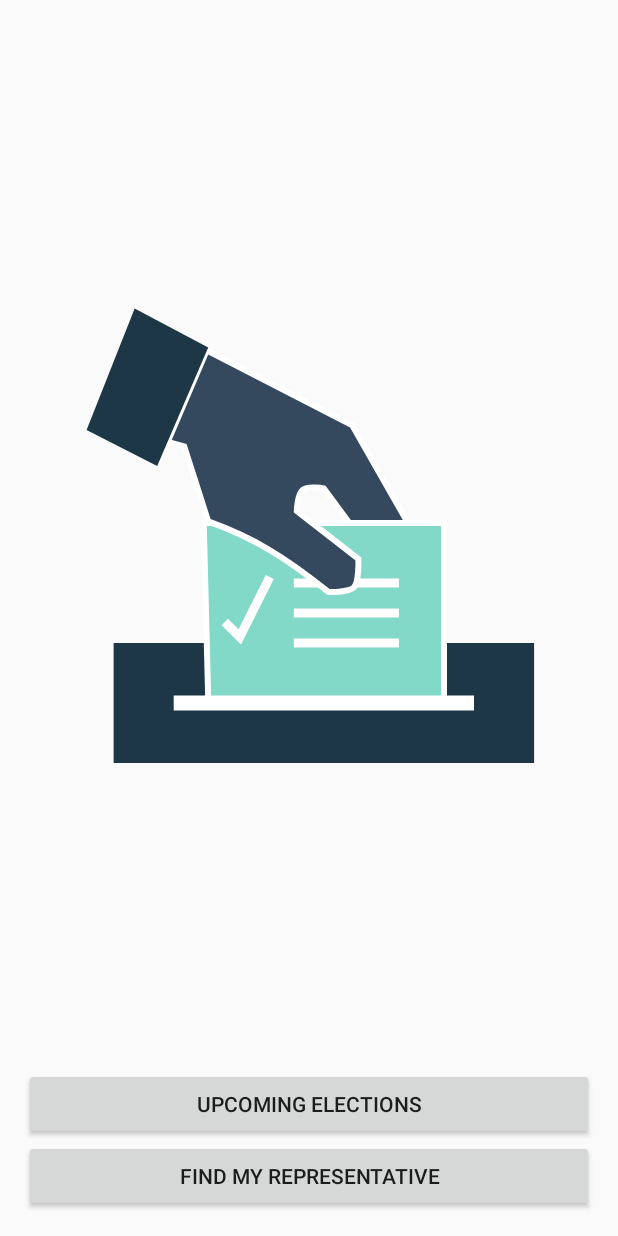
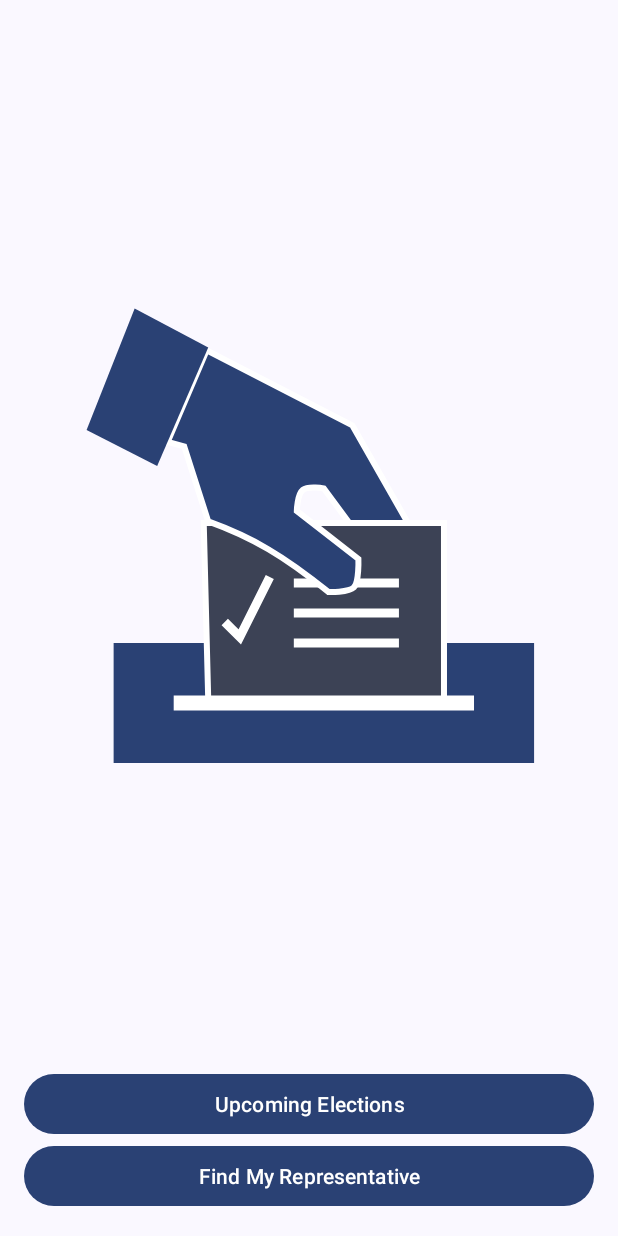
Before and after one commit to toe-lie/android-nanodegree-final, an Android app: the layout fragment_launch.xml on its own in the app's theme, with its tools: preview values and no code run, on a phone screen of 412 x 824 dp. Run offline under Robolectric (Android 15) with nearby library versions, the phone set to English and light mode, and no system bars.

Commit message:
Migrate to Material 3

```diff
--- a/app/build.gradle
+++ b/app/build.gradle
@@ -52,6 +52,8 @@ dependencies {
 
     // ViewModel and LiveData
     implementation "androidx.lifecycle:lifecycle-extensions:$version_lifecycle_extensions"
+    implementation "androidx.lifecycle:lifecycle-common-java8:2.4.1"
+
 
     // Navigation
     implementation "androidx.navigation:navigation-fragment-ktx:$version_navigation"
@@ -64,6 +66,9 @@ dependencies {
     implementation "com.squareup.retrofit2:retrofit: $version_retrofit"
     implementation "com.squareup.retrofit2:converter-moshi:$version_retrofit"
     implementation "com.jakewharton.retrofit:retrofit2-kotlin-coroutines-adapter:$version_retrofit_coroutines_adapter"
+
+    // Material
+    implementation "com.google.android.material:material:1.5.0"
 
     // Moshi
     implementation "com.squareup.moshi:moshi:$version_moshi"
--- a/app/src/main/java/com/example/android/politicalpreparedness/PoliticalPreparedness.kt
+++ b/app/src/main/java/com/example/android/politicalpreparedness/PoliticalPreparedness.kt
@@ -1,9 +1,14 @@
 package com.example.android.politicalpreparedness
 
 import android.app.Application
+import com.google.android.material.color.DynamicColors
 import dagger.hilt.android.HiltAndroidApp
 
 @HiltAndroidApp
 class PoliticalPreparedness : Application() {
 
+    override fun onCreate() {
+        super.onCreate()
+        DynamicColors.applyToActivitiesIfAvailable(this);
+    }
 }
--- a/app/src/main/java/com/example/android/politicalpreparedness/election/ElectionsFragment.kt
+++ b/app/src/main/java/com/example/android/politicalpreparedness/election/ElectionsFragment.kt
@@ -8,27 +8,30 @@ import android.widget.TextView
 import androidx.fragment.app.Fragment
 import androidx.fragment.app.viewModels
 import androidx.lifecycle.ViewModelProvider
+import com.example.android.politicalpreparedness.databinding.FragmentElectionBinding
+import com.example.android.politicalpreparedness.util.autoCleared
+import dagger.hilt.android.AndroidEntryPoint
 
-class ElectionsFragment: Fragment() {
+@AndroidEntryPoint
+class ElectionsFragment : Fragment() {
 
-    //TODO: Declare ViewModel
-    lateinit var viewModel: ElectionsViewModel
+    val viewModel by viewModels<ElectionsViewModel>()
 
-    override fun onCreateView(inflater: LayoutInflater,
-                              container: ViewGroup?,
-                              savedInstanceState: Bundle?): View {
+    var binding by autoCleared<FragmentElectionBinding>()
 
-        //TODO: Add ViewModel values and create ViewModel
-        viewModel = ViewModelProvider(this).get(ElectionsViewModel::class.java)
-
-        //TODO: Add binding values
+    override fun onCreateView(
+        inflater: LayoutInflater,
+        container: ViewGroup?,
+        savedInstanceState: Bundle?
+    ): View {
+        binding = FragmentElectionBinding.inflate(inflater, container, false)
 
         //TODO: Link elections to voter info
 
         //TODO: Initiate recycler adapters
 
         //TODO: Populate recycler adapters
-        return TextView(requireContext())
+        return binding.root
     }
 
     //TODO: Refresh adapters when fragment loads
--- a/app/src/main/java/com/example/android/politicalpreparedness/election/ElectionsViewModel.kt
+++ b/app/src/main/java/com/example/android/politicalpreparedness/election/ElectionsViewModel.kt
@@ -1,9 +1,12 @@
 package com.example.android.politicalpreparedness.election
 
 import androidx.lifecycle.ViewModel
+import dagger.hilt.android.lifecycle.HiltViewModel
+import javax.inject.Inject
 
 //TODO: Construct ViewModel and provide election datasource
-class ElectionsViewModel: ViewModel() {
+@HiltViewModel
+class ElectionsViewModel @Inject constructor() : ViewModel() {
 
     //TODO: Create live data val for upcoming elections
 
--- /dev/null
+++ b/app/src/main/java/com/example/android/politicalpreparedness/util/AutoClearedValue.kt
@@ -0,0 +1,45 @@
+package com.example.android.politicalpreparedness.util
+
+import androidx.fragment.app.Fragment
+import androidx.lifecycle.DefaultLifecycleObserver
+import androidx.lifecycle.LifecycleOwner
+import kotlin.properties.ReadWriteProperty
+import kotlin.reflect.KProperty
+
+/**
+ * A lazy property that gets cleaned up when the fragment's view is destroyed.
+ *
+ * Accessing this variable while the fragment's view is destroyed will throw NPE.
+ */
+class AutoClearedValue<T : Any>(val fragment: Fragment) : ReadWriteProperty<Fragment, T> {
+    private var _value: T? = null
+
+    init {
+        fragment.lifecycle.addObserver(object : DefaultLifecycleObserver {
+            override fun onCreate(owner: LifecycleOwner) {
+                fragment.viewLifecycleOwnerLiveData.observe(fragment) { viewLifecycleOwner ->
+                    viewLifecycleOwner?.lifecycle?.addObserver(object : DefaultLifecycleObserver {
+                        override fun onDestroy(owner: LifecycleOwner) {
+                            _value = null
+                        }
+                    })
+                }
+            }
+        })
+    }
+
+    override fun getValue(thisRef: Fragment, property: KProperty<*>): T {
+        return _value ?: throw IllegalStateException(
+            "should never call auto-cleared-value get when it might not be available"
+        )
+    }
+
+    override fun setValue(thisRef: Fragment, property: KProperty<*>, value: T) {
+        _value = value
+    }
+}
+
+/**
+ * Creates an [AutoClearedValue] associated with this fragment.
+ */
+fun <T : Any> Fragment.autoCleared() = AutoClearedValue<T>(this)
--- a/app/src/main/res/drawable/ballot_logo.xml
+++ b/app/src/main/res/drawable/ballot_logo.xml
@@ -1,5 +1,4 @@
-<vector
-    xmlns:android="http://schemas.android.com/apk/res/android"
+<vector xmlns:android="http://schemas.android.com/apk/res/android"
     android:name="vector"
     android:width="307dp"
     android:height="312dp"
@@ -8,39 +7,39 @@
     <group android:name="group">
         <path
             android:name="path"
+            android:fillColor="?colorPrimaryDark"
+            android:fillType="evenOdd"
             android:pathData="M 23.06 228.63 L 23.06 308.63 L 303.06 308.63 L 303.06 228.63 Z"
-            android:fillColor="@color/colorPrimaryDark"
-            android:strokeWidth="8"
-            android:fillType="evenOdd"/>
+            android:strokeWidth="8" />
         <path
             android:name="path_1"
+            android:fillColor="?colorAccent"
+            android:fillType="evenOdd"
             android:pathData="M 86.06 266.63 L 83.06 148.63 L 243.06 148.63 L 243.06 268.63 Z"
-            android:fillColor="@color/colorAccent"
-            android:strokeColor="@color/white"
             android:strokeWidth="4"
-            android:fillType="evenOdd"/>
+            android:strokeColor="@android:color/white" />
         <path
             android:name="path_2"
             android:pathData="M 97.06 214.63 L 107.06 224.63 L 127.06 184.63 M 143.06 188.63 L 213.06 188.63 M 143.06 208.63 L 213.06 208.63 M 143.06 228.63 L 213.06 228.63"
-            android:strokeColor="@color/white"
-            android:strokeWidth="6"/>
+            android:strokeWidth="6"
+            android:strokeColor="@android:color/white" />
         <path
             android:name="path_3"
+            android:fillColor="?colorPrimary"
+            android:fillType="evenOdd"
             android:pathData="M 85.06 33.63 L 182.06 83.63 L 219.06 148.63 L 180.06 148.63 L 163.06 125.63 C 163.06 125.63 152.692 123.681 149.06 126.63 C 145.292 129.689 145.06 140.63 145.06 140.63 L 186.06 172.63 C 186.06 172.63 186.603 188.087 183.06 191.63 C 179.517 195.173 166.06 194.63 166.06 194.63 C 136.727 170.76 115.393 158.218 86.06 147.63 L 70.06 97.63 L 59.06 94.63 Z"
-            android:fillColor="@color/colorPrimary"
-            android:strokeColor="@color/white"
             android:strokeWidth="4"
-            android:fillType="evenOdd"/>
+            android:strokeColor="@android:color/white" />
         <path
             android:name="path_4"
+            android:fillColor="?colorPrimaryDark"
+            android:fillType="evenOdd"
             android:pathData="M 5.06 86.63 L 37.06 5.63 L 86.06 31.63 L 52.06 110.63 Z"
-            android:fillColor="@color/colorPrimaryDark"
-            android:strokeWidth="8"
-            android:fillType="evenOdd"/>
+            android:strokeWidth="8" />
         <path
             android:name="path_5"
             android:pathData="M 63.06 268.63 L 263.06 268.63"
-            android:strokeColor="@color/white"
-            android:strokeWidth="10"/>
+            android:strokeWidth="10"
+            android:strokeColor="@android:color/white" />
     </group>
 </vector>
--- a/app/src/main/res/layout/fragment_election.xml
+++ b/app/src/main/res/layout/fragment_election.xml
@@ -3,7 +3,12 @@
     xmlns:app="http://schemas.android.com/apk/res-auto"
     xmlns:tools="http://schemas.android.com/tools">
 
-    <!-- TODO: Add node to connect Election ViewModel -->
+    <data>
+
+        <variable
+            name="viewModel"
+            type="com.example.android.politicalpreparedness.election.ElectionsViewModel" />
+    </data>
 
     <androidx.constraintlayout.widget.ConstraintLayout
         android:layout_width="match_parent"
@@ -11,6 +16,15 @@
         tools:context="com.example.android.politicalpreparedness.MainActivity">
 
         <!-- TODO: Add Upcoming Election Recycler and Header -->
+        <TextView
+            android:id="@+id/upcoming_election_header"
+            android:layout_width="0dp"
+            android:text="@string/label_upcoming_elections"
+            app:layout_constraintStart_toStartOf="parent"
+            app:layout_constraintEnd_toEndOf="parent"
+            app:layout_constraintTop_toTopOf="parent"
+            android:layout_height="wrap_content"/>
+
 
         <!-- TODO: Add Saved Election Recycler and Header -->
 
--- /dev/null
+++ b/app/src/main/res/values-night/themes.xml
@@ -0,0 +1,33 @@
+<resources>
+
+    <style name="AppTheme" parent="Theme.Material3.Dark.NoActionBar">
+        <item name="colorPrimary">@color/md_theme_dark_primary</item>
+        <item name="colorOnPrimary">@color/md_theme_dark_onPrimary</item>
+        <item name="colorPrimaryContainer">@color/md_theme_dark_primaryContainer</item>
+        <item name="colorOnPrimaryContainer">@color/md_theme_dark_onPrimaryContainer</item>
+        <item name="colorSecondary">@color/md_theme_dark_secondary</item>
+        <item name="colorOnSecondary">@color/md_theme_dark_onSecondary</item>
+        <item name="colorSecondaryContainer">@color/md_theme_dark_secondaryContainer</item>
+        <item name="colorOnSecondaryContainer">@color/md_theme_dark_onSecondaryContainer</item>
+        <item name="colorTertiary">@color/md_theme_dark_tertiary</item>
+        <item name="colorOnTertiary">@color/md_theme_dark_onTertiary</item>
+        <item name="colorTertiaryContainer">@color/md_theme_dark_tertiaryContainer</item>
+        <item name="colorOnTertiaryContainer">@color/md_theme_dark_onTertiaryContainer</item>
+        <item name="colorError">@color/md_theme_dark_error</item>
+        <item name="colorErrorContainer">@color/md_theme_dark_errorContainer</item>
+        <item name="colorOnError">@color/md_theme_dark_onError</item>
+        <item name="colorOnErrorContainer">@color/md_theme_dark_onErrorContainer</item>
+        <item name="android:colorBackground">@color/md_theme_dark_background</item>
+        <item name="colorOnBackground">@color/md_theme_dark_onBackground</item>
+        <item name="colorSurface">@color/md_theme_dark_surface</item>
+        <item name="colorOnSurface">@color/md_theme_dark_onSurface</item>
+        <item name="colorSurfaceVariant">@color/md_theme_dark_surfaceVariant</item>
+        <item name="colorOnSurfaceVariant">@color/md_theme_dark_onSurfaceVariant</item>
+        <item name="colorOutline">@color/md_theme_dark_outline</item>
+        <item name="colorOnSurfaceInverse">@color/md_theme_dark_inverseOnSurface</item>
+        <item name="colorSurfaceInverse">@color/md_theme_dark_inverseSurface</item>
+<!--        <item name="colorInversePrimary">@color/md_theme_dark_inversePrimary</item>-->
+<!--        <item name="colorShadow">@color/md_theme_dark_shadow</item>-->
+        <item name="colorPrimaryInverse">@color/md_theme_dark_primaryInverse</item>
+    </style>
+</resources>
--- a/app/src/main/res/values/colors.xml
+++ b/app/src/main/res/values/colors.xml
@@ -1,8 +1,58 @@
-<?xml version="1.0" encoding="utf-8"?>
 <resources>
-    <color name="colorPrimary">#34495e</color>
-    <color name="colorPrimaryDark">#1d3747</color>
-    <color name="colorAccent">#82d9c8</color>
-    <color name="white">#FFFFFF</color>
-    <color name="gray50">#7F7F7F</color>
+    <color name="md_theme_light_primary">#00629D</color>
+    <color name="md_theme_light_onPrimary">#FFFFFF</color>
+    <color name="md_theme_light_primaryContainer">#CDE5FF</color>
+    <color name="md_theme_light_onPrimaryContainer">#001D34</color>
+    <color name="md_theme_light_secondary">#006B5D</color>
+    <color name="md_theme_light_onSecondary">#FFFFFF</color>
+    <color name="md_theme_light_secondaryContainer">#76F8E1</color>
+    <color name="md_theme_light_onSecondaryContainer">#00201A</color>
+    <color name="md_theme_light_tertiary">#00658F</color>
+    <color name="md_theme_light_onTertiary">#FFFFFF</color>
+    <color name="md_theme_light_tertiaryContainer">#C5E7FF</color>
+    <color name="md_theme_light_onTertiaryContainer">#001E2E</color>
+    <color name="md_theme_light_error">#BA1B1B</color>
+    <color name="md_theme_light_errorContainer">#FFDAD4</color>
+    <color name="md_theme_light_onError">#FFFFFF</color>
+    <color name="md_theme_light_onErrorContainer">#410001</color>
+    <color name="md_theme_light_background">#FDFCFF</color>
+    <color name="md_theme_light_onBackground">#1A1C1E</color>
+    <color name="md_theme_light_surface">#FDFCFF</color>
+    <color name="md_theme_light_onSurface">#1A1C1E</color>
+    <color name="md_theme_light_surfaceVariant">#DFE3EC</color>
+    <color name="md_theme_light_onSurfaceVariant">#42474E</color>
+    <color name="md_theme_light_outline">#72777F</color>
+    <color name="md_theme_light_inverseOnSurface">#F1F0F4</color>
+    <color name="md_theme_light_inverseSurface">#2F3033</color>
+    <color name="md_theme_light_inversePrimary">#96CBFF</color>
+    <color name="md_theme_light_shadow">#000000</color>
+    <color name="md_theme_light_primaryInverse">#96CBFF</color>
+    <color name="md_theme_dark_primary">#96CBFF</color>
+    <color name="md_theme_dark_onPrimary">#003355</color>
+    <color name="md_theme_dark_primaryContainer">#004A79</color>
+    <color name="md_theme_dark_onPrimaryContainer">#CDE5FF</color>
+    <color name="md_theme_dark_secondary">#56DBC5</color>
+    <color name="md_theme_dark_onSecondary">#003730</color>
+    <color name="md_theme_dark_secondaryContainer">#005045</color>
+    <color name="md_theme_dark_onSecondaryContainer">#76F8E1</color>
+    <color name="md_theme_dark_tertiary">#7FCFFF</color>
+    <color name="md_theme_dark_onTertiary">#00344C</color>
+    <color name="md_theme_dark_tertiaryContainer">#004C6D</color>
+    <color name="md_theme_dark_onTertiaryContainer">#C5E7FF</color>
+    <color name="md_theme_dark_error">#FFB4A9</color>
+    <color name="md_theme_dark_errorContainer">#930006</color>
+    <color name="md_theme_dark_onError">#680003</color>
+    <color name="md_theme_dark_onErrorContainer">#FFDAD4</color>
+    <color name="md_theme_dark_background">#1A1C1E</color>
+    <color name="md_theme_dark_onBackground">#E2E2E6</color>
+    <color name="md_theme_dark_surface">#1A1C1E</color>
+    <color name="md_theme_dark_onSurface">#E2E2E6</color>
+    <color name="md_theme_dark_surfaceVariant">#42474E</color>
+    <color name="md_theme_dark_onSurfaceVariant">#C3C7CF</color>
+    <color name="md_theme_dark_outline">#8C9199</color>
+    <color name="md_theme_dark_inverseOnSurface">#1A1C1E</color>
+    <color name="md_theme_dark_inverseSurface">#E2E2E6</color>
+    <color name="md_theme_dark_inversePrimary">#00629D</color>
+    <color name="md_theme_dark_shadow">#000000</color>
+    <color name="md_theme_dark_primaryInverse">#00629D</color>
 </resources>
--- a/app/src/main/res/values/strings.xml
+++ b/app/src/main/res/values/strings.xml
@@ -7,4 +7,6 @@
 
     <string name="content_desc_ballot_logo">Ballot Logo</string>
 
+    <string name="label_upcoming_elections">Upcoming Elections</string>
+    <string name="label_saved_elections">Saved Elections</string>
 </resources>
--- a/app/src/main/res/values/styles.xml
+++ b/app/src/main/res/values/styles.xml
@@ -1,14 +1,3 @@
 <?xml version="1.0" encoding="utf-8"?>
 <resources>
-
-    <!-- Base application theme. -->
-    <style name="AppTheme" parent="Theme.AppCompat.Light.DarkActionBar">
-        <!-- Customize your theme here. -->
-        <item name="colorPrimary">@color/colorPrimary</item>
-        <item name="colorPrimaryDark">@color/colorPrimaryDark</item>
-        <item name="colorAccent">@color/colorAccent</item>
-    </style>
-
-    <!-- TODO: Add necessary styles -->
-
 </resources>
--- /dev/null
+++ b/app/src/main/res/values/themes.xml
@@ -0,0 +1,33 @@
+<resources>
+
+    <style name="AppTheme" parent="Theme.Material3.Light.NoActionBar">
+        <item name="colorPrimary">@color/md_theme_light_primary</item>
+        <item name="colorOnPrimary">@color/md_theme_light_onPrimary</item>
+        <item name="colorPrimaryContainer">@color/md_theme_light_primaryContainer</item>
+        <item name="colorOnPrimaryContainer">@color/md_theme_light_onPrimaryContainer</item>
+        <item name="colorSecondary">@color/md_theme_light_secondary</item>
+        <item name="colorOnSecondary">@color/md_theme_light_onSecondary</item>
+        <item name="colorSecondaryContainer">@color/md_theme_light_secondaryContainer</item>
+        <item name="colorOnSecondaryContainer">@color/md_theme_light_onSecondaryContainer</item>
+        <item name="colorTertiary">@color/md_theme_light_tertiary</item>
+        <item name="colorOnTertiary">@color/md_theme_light_onTertiary</item>
+        <item name="colorTertiaryContainer">@color/md_theme_light_tertiaryContainer</item>
+        <item name="colorOnTertiaryContainer">@color/md_theme_light_onTertiaryContainer</item>
+        <item name="colorError">@color/md_theme_light_error</item>
+        <item name="colorErrorContainer">@color/md_theme_light_errorContainer</item>
+        <item name="colorOnError">@color/md_theme_light_onError</item>
+        <item name="colorOnErrorContainer">@color/md_theme_light_onErrorContainer</item>
+        <item name="android:colorBackground">@color/md_theme_light_background</item>
+        <item name="colorOnBackground">@color/md_theme_light_onBackground</item>
+        <item name="colorSurface">@color/md_theme_light_surface</item>
+        <item name="colorOnSurface">@color/md_theme_light_onSurface</item>
+        <item name="colorSurfaceVariant">@color/md_theme_light_surfaceVariant</item>
+        <item name="colorOnSurfaceVariant">@color/md_theme_light_onSurfaceVariant</item>
+        <item name="colorOutline">@color/md_theme_light_outline</item>
+        <item name="colorOnSurfaceInverse">@color/md_theme_light_inverseOnSurface</item>
+        <item name="colorSurfaceInverse">@color/md_theme_light_inverseSurface</item>
+<!--        <item name="colorInversePrimary">@color/md_theme_light_inversePrimary</item>-->
+<!--        <item name="colorShadow">@color/md_theme_light_shadow</item>-->
+        <item name="colorPrimaryInverse">@color/md_theme_light_primaryInverse</item>
+    </style>
+</resources>
```
